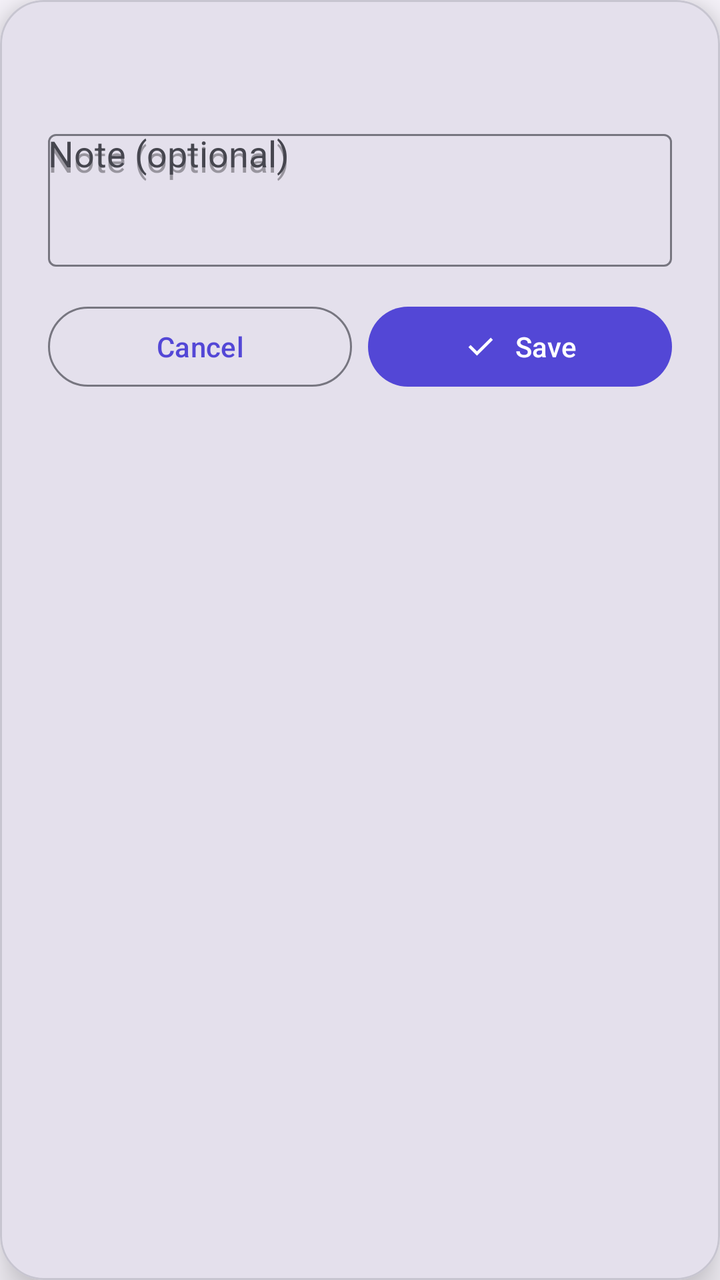
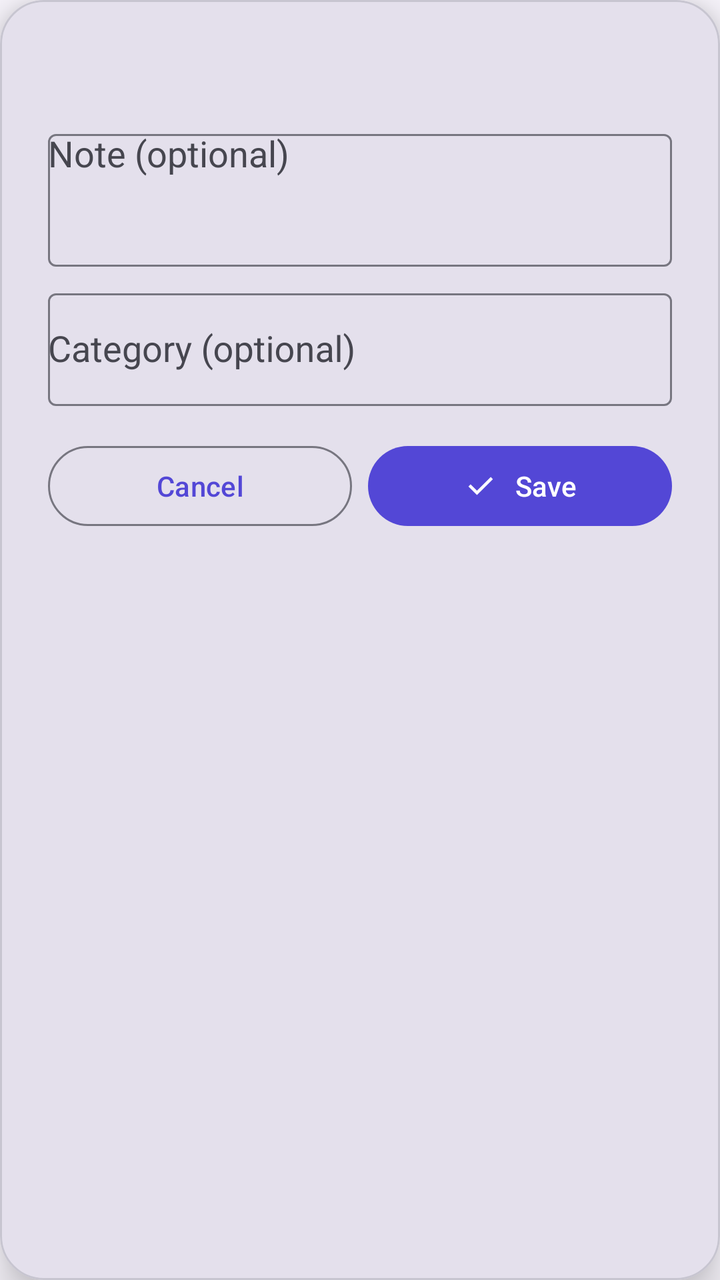

An Android layout rendered at two revisions. The XML below is the earlier revision; the diff shows what the commit changed to produce the second picture.
<!-- AndroidManifest.xml: application theme Theme.QrGrades -->
<!-- res/layout/dialog_note.xml -->
<?xml version="1.0" encoding="utf-8"?>
<com.google.android.material.card.MaterialCardView xmlns:android="http://schemas.android.com/apk/res/android"
    xmlns:app="http://schemas.android.com/apk/res-auto"
    android:layout_width="match_parent"
    android:layout_height="wrap_content"
    android:layout_marginHorizontal="@dimen/spacing_lg"
    app:cardBackgroundColor="?attr/colorSurfaceVariant"
    app:cardCornerRadius="@dimen/corner_radius_lg"
    app:cardElevation="@dimen/elevation_raised">

    <LinearLayout
        android:layout_width="match_parent"
        android:layout_height="wrap_content"
        android:orientation="vertical"
        android:padding="@dimen/spacing_lg">

        <TextView
            android:id="@+id/txtNoteDialogTitle"
            android:layout_width="match_parent"
            android:layout_height="wrap_content"
            android:textAppearance="@style/TextAppearance.QrGrades.TitleMedium"
            android:textColor="?attr/colorOnSurface" />

        <com.google.android.material.textfield.TextInputLayout
            android:id="@+id/layoutNoteDialogNote"
            android:layout_width="match_parent"
            android:layout_height="wrap_content"
            android:layout_marginTop="@dimen/spacing_md"
            android:hint="@string/note_hint">

            <AutoCompleteTextView
                android:id="@+id/txtNoteDialogNote"
                android:layout_width="match_parent"
                android:layout_height="wrap_content"
                android:completionThreshold="1"
                android:dropDownHeight="200dp"
                android:gravity="top|start"
                android:hint="@string/note_hint"
                android:inputType="textMultiLine|textCapSentences"
                android:minLines="3"
                android:maxLines="5" />

        </com.google.android.material.textfield.TextInputLayout>

        <LinearLayout
            android:layout_width="match_parent"
            android:layout_height="wrap_content"
            android:layout_marginTop="@dimen/spacing_md"
            android:orientation="horizontal">

            <com.google.android.material.button.MaterialButton
                android:id="@+id/btnNoteDialogCancel"
                style="?attr/materialButtonOutlinedStyle"
                android:layout_width="0dp"
                android:layout_height="wrap_content"
                android:layout_marginEnd="@dimen/spacing_sm"
                android:layout_weight="1"
                android:text="@string/cancel" />

            <com.google.android.material.button.MaterialButton
                android:id="@+id/btnNoteDialogSave"
                android:layout_width="0dp"
                android:layout_height="wrap_content"
                android:layout_weight="1"
                android:text="@string/save_button"
                app:icon="@drawable/ic_check"
                app:iconGravity="textStart" />

        </LinearLayout>

    </LinearLayout>

</com.google.android.material.card.MaterialCardView>
<!-- resources referenced by this layout -->
<resources>
  <dimen name="corner_radius_lg">22dp</dimen>
  <dimen name="elevation_raised">12dp</dimen>
  <dimen name="spacing_lg">24dp</dimen>
  <dimen name="spacing_md">16dp</dimen>
  <dimen name="spacing_sm">8dp</dimen>
  <!-- drawable ic_check (drawable) -->
  <vector xmlns:android="http://schemas.android.com/apk/res/android"
      android:width="24dp"
      android:height="24dp"
      android:viewportWidth="24"
      android:viewportHeight="24"
      android:tint="?attr/colorControlNormal">
      <path
          android:fillColor="#FF000000"
          android:pathData="M9.55 18l-5.7-5.7l1.425-1.425L9.55 15.15l9.175-9.175L20.15 7.4z" />
  </vector>
  <string name="cancel">Cancel</string>
  <string name="note_hint">Note (optional)</string>
  <string name="save_button">Save</string>
  <style name="TextAppearance.QrGrades.TitleMedium" parent="TextAppearance.Material3.TitleMedium">
          <item name="android:fontFamily">sans-serif-medium</item>
          <item name="fontFamily">sans-serif-medium</item>
      </style>
  <color name="md_primary">#5347D6</color>
  <color name="md_on_primary">#FFFFFF</color>
  <color name="md_primary_container">#E3DFFF</color>
  <color name="md_on_primary_container">#130060</color>
  <color name="md_secondary">#39665F</color>
  <color name="md_on_secondary">#FFFFFF</color>
  <color name="md_secondary_container">#BCECE3</color>
  <color name="md_on_secondary_container">#00201C</color>
  <color name="md_tertiary">#8F5B00</color>
  <color name="md_on_tertiary">#FFFFFF</color>
  <color name="md_tertiary_container">#FFDEA1</color>
  <color name="md_on_tertiary_container">#2B1800</color>
  <color name="md_error">#BA1A1A</color>
  <color name="md_on_error">#FFFFFF</color>
  <color name="md_error_container">#FFDAD6</color>
  <color name="md_on_error_container">#410002</color>
  <color name="md_success">#1E8E5B</color>
  <color name="md_on_success">#FFFFFF</color>
  <color name="md_success_container">#B6F2D1</color>
  <color name="md_on_success_container">#00210F</color>
  <color name="md_background">#FBF8FF</color>
  <color name="md_on_background">#1B1B23</color>
  <color name="md_surface">#FBF8FF</color>
  <color name="md_on_surface">#1B1B23</color>
  <color name="md_surface_variant">#E4E0EC</color>
  <color name="md_on_surface_variant">#46464F</color>
  <color name="md_outline">#777680</color>
  <color name="md_outline_variant">#C7C5D0</color>
  <color name="md_surface_container">#F0EDF7</color>
  <color name="md_surface_container_high">#EAE7F2</color>
  <style name="ShapeAppearance.QrGrades.Small" parent="ShapeAppearance.Material3.Corner.Small">
          <item name="cornerSize">10dp</item>
      </style>
  <style name="ShapeAppearance.QrGrades.Medium" parent="ShapeAppearance.Material3.Corner.Medium">
          <item name="cornerSize">16dp</item>
      </style>
  <style name="ShapeAppearance.QrGrades.Large" parent="ShapeAppearance.Material3.Corner.Large">
          <item name="cornerSize">22dp</item>
      </style>
  <!-- unchanged entries left out for length: 1 -->
</resources>

<!-- the commit's change to res/layout/dialog_note.xml (unified diff, before → after) -->
@@ -35,10 +35,32 @@
                 android:completionThreshold="1"
                 android:dropDownHeight="200dp"
                 android:gravity="top|start"
-                android:hint="@string/note_hint"
                 android:inputType="textMultiLine|textCapSentences"
                 android:minLines="3"
                 android:maxLines="5" />
+
+        </com.google.android.material.textfield.TextInputLayout>
+
+        
+        <com.google.android.material.textfield.TextInputLayout
+            android:id="@+id/layoutNoteDialogTag"
+            android:layout_width="match_parent"
+            android:layout_height="wrap_content"
+            android:layout_marginTop="@dimen/spacing_sm"
+            android:hint="@string/note_dialog_tag_hint">
+
+            <AutoCompleteTextView
+                android:id="@+id/txtNoteDialogTag"
+                android:layout_width="match_parent"
+                android:layout_height="wrap_content"
+                android:completionThreshold="1"
+                android:imeOptions="actionDone"
+                android:inputType="textCapSentences"
+                android:maxLength="40"
+                android:maxLines="1"
+                android:minHeight="56dp"
+                android:paddingTop="@dimen/spacing_md"
+                android:paddingBottom="@dimen/spacing_md" />
 
         </com.google.android.material.textfield.TextInputLayout>
 
<!-- resource entries referenced after the edit -->
@@ -17,6 +17,7 @@
           android:pathData="M9.55 18l-5.7-5.7l1.425-1.425L9.55 15.15l9.175-9.175L20.15 7.4z" />
   </vector>
   <string name="cancel">Cancel</string>
+  <string name="note_dialog_tag_hint">Category (optional)</string>
   <string name="note_hint">Note (optional)</string>
   <string name="save_button">Save</string>
   <style name="TextAppearance.QrGrades.TitleMedium" parent="TextAppearance.Material3.TitleMedium">
